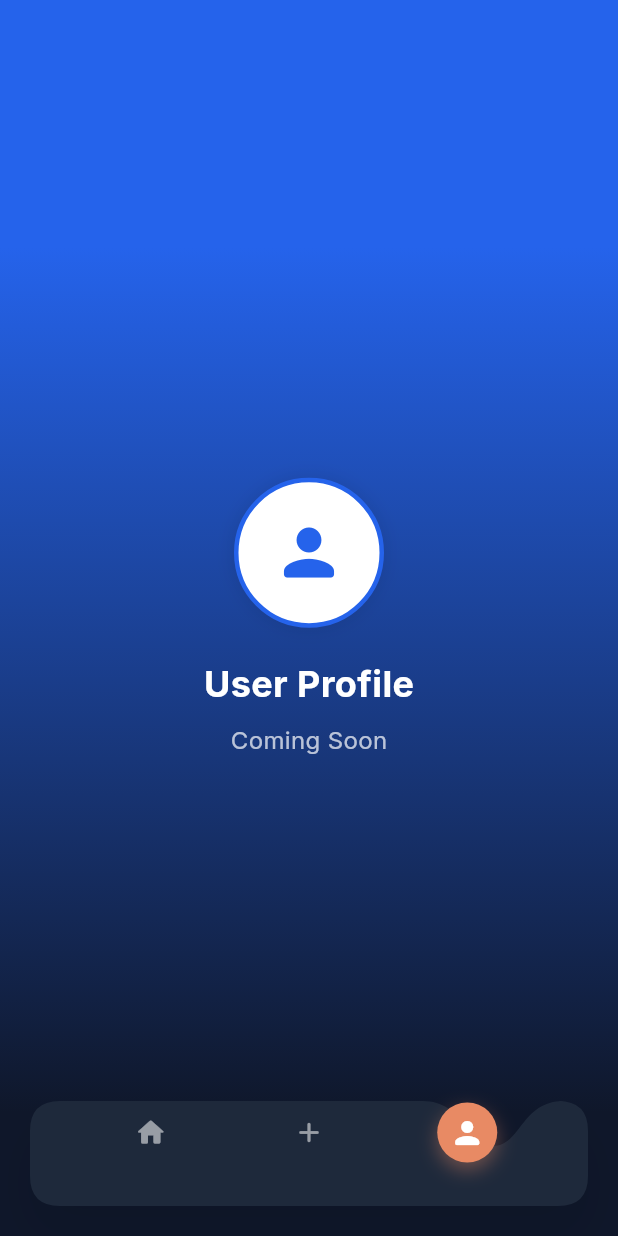
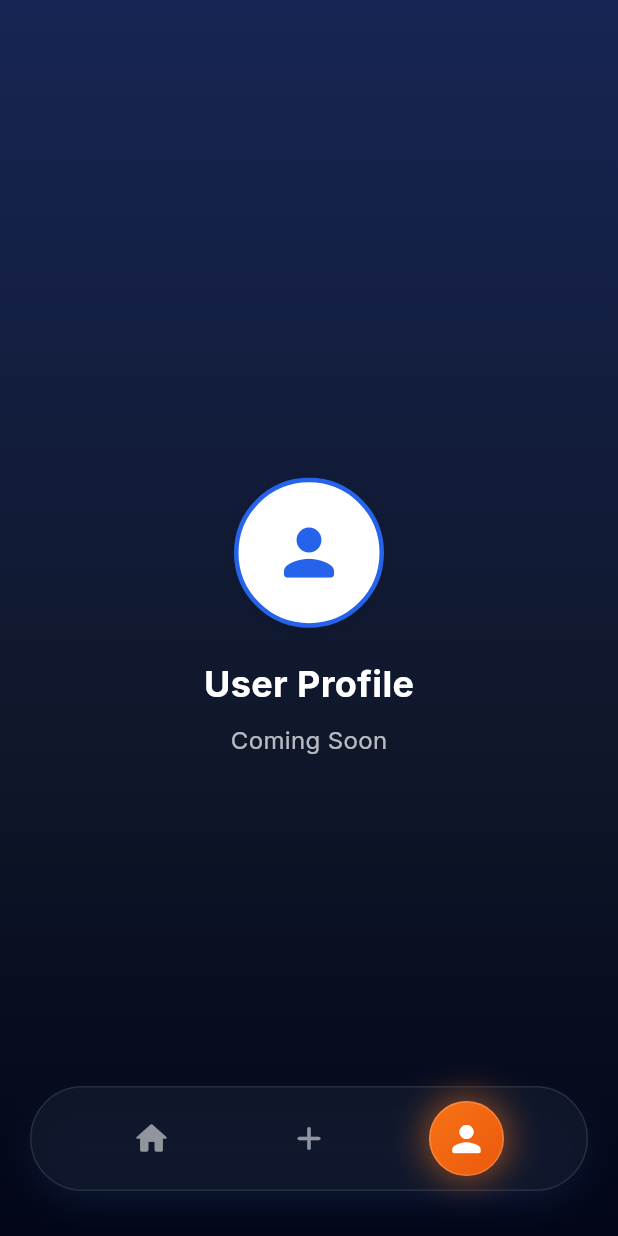
Before and after one commit to Sreejesh75/Construction_Helper-, a Flutter app: the MainScreen screen opened directly with empty values, item 3 of the bottom bar chosen, on a phone screen of 412 x 824 dp. Run offline on Flutter 3.47's test engine with Material 3 defaults, Android fonts, the light colour scheme and no system bars; our stand-ins replace dio, equatable, file_picker, flutter_bloc, google_fonts, lottie and 1 more; accounts and stored records are empty; network calls fail.

Commit message:
polished the ui

```diff
--- a/lib/features/home/presentation/main_screen.dart
+++ b/lib/features/home/presentation/main_screen.dart
@@ -51,8 +51,12 @@ class _MainScreenState extends State<MainScreen> {
           gradient: LinearGradient(
             begin: Alignment.topCenter,
             end: Alignment.bottomCenter,
-            colors: [AppColors.primary, AppColors.heading],
-            stops: const [0.2, 0.9],
+            colors: [
+              Color(0xFF172554), // Deep Blue (Blue 950)
+              Color(0xFF0F172A), // Slate 900
+              Color(0xFF020617), // Slate 950 (Black-ish)
+            ],
+            stops: const [0.0, 0.6, 1.0],
           ),
         ),
         child: pages[_currentIndex],
--- a/lib/features/home/presentation/widgets/custom_bottom_nav_bar.dart
+++ b/lib/features/home/presentation/widgets/custom_bottom_nav_bar.dart
@@ -14,162 +14,80 @@ class CustomAnimatedBottomBar extends StatelessWidget {
   Widget build(BuildContext context) {
     final Size size = MediaQuery.of(context).size;
     return Padding(
-      padding: const EdgeInsets.fromLTRB(20, 0, 20, 20),
-      child: SizedBox(
+      padding: const EdgeInsets.fromLTRB(20, 0, 20, 30),
+      child: Container(
+        height: 70,
         width: size.width,
-        height: 70, // Reduced height
-        child: Stack(
-          clipBehavior: Clip.none,
-          children: [
-            CustomPaint(
-              size: Size(size.width, 70), // Reduced height
-              painter: BNBCustomPainter(currentIndex: currentIndex),
+        decoration: BoxDecoration(
+          color: const Color(0xFF0F172A).withOpacity(0.85), // Darker glass base
+          borderRadius: BorderRadius.circular(35),
+          border: Border.all(color: Colors.white.withOpacity(0.1), width: 1),
+          boxShadow: [
+            BoxShadow(
+              color: const Color(0xFF3B82F6).withOpacity(0.15), // Blue glow
+              blurRadius: 20,
+              spreadRadius: -5,
+              offset: const Offset(0, 10),
             ),
-            Center(
-              heightFactor: 0.6,
-              child: SizedBox(
-                height: 70, // Match outer height
-                width: size.width,
+          ],
+        ),
         child: Row(
           mainAxisAlignment: MainAxisAlignment.spaceEvenly,
           children: [
-                    _buildNavItem(0, Icons.home_rounded),
-                    _buildNavItem(1, Icons.add_rounded),
-                    _buildNavItem(2, Icons.person_rounded),
-                  ],
-                ),
-              ),
-            ),
+            // Home Item (Index 0)
+            _buildIconItem(0, Icons.home_rounded),
+
+            // Add Project Item (Index 1) - Now Standard
+            _buildIconItem(1, Icons.add_rounded),
+
+            // Profile Item (Index 2)
+            _buildIconItem(2, Icons.person_rounded),
           ],
         ),
       ),
     );
   }
 
-  Widget _buildNavItem(int index, IconData icon) {
+  Widget _buildIconItem(int index, IconData icon) {
     final isSelected = currentIndex == index;
+
+    // Apply Glow to ANY selected item
+    if (isSelected) {
       return GestureDetector(
         onTap: () => onTap(index),
         child: Container(
           width: 50,
           height: 50,
-        alignment: Alignment.center,
-        child: AnimatedContainer(
-          duration: const Duration(milliseconds: 300),
-          curve: Curves.easeOut,
-          width: isSelected ? 40 : 25, // Slightly smaller
-          height: isSelected ? 40 : 25,
-          decoration: isSelected
-              ? BoxDecoration(
-                  color: const Color(0xFFE88A64), // Orange color from image
+          decoration: BoxDecoration(
             shape: BoxShape.circle,
+            gradient: const LinearGradient(
+              colors: [Color(0xFFF97316), Color(0xFFEA580C)], // Orange gradient
+              begin: Alignment.topLeft,
+              end: Alignment.bottomRight,
+            ),
             boxShadow: [
               BoxShadow(
-                      color: const Color(0xFFE88A64).withOpacity(0.4),
-                      blurRadius: 10,
-                      offset: const Offset(0, 5),
+                color: const Color(0xFFF97316).withOpacity(0.6),
+                blurRadius: 20,
+                spreadRadius: 2,
               ),
             ],
-                )
-              : null,
-          child: Icon(
-            icon,
-            color: isSelected
-                ? Colors.white
-                : Colors.white54, // Adapted for dark bg
-            size: isSelected ? 24 : 22,
+            border: Border.all(color: Colors.white.withOpacity(0.2), width: 1),
           ),
+          child: Icon(icon, color: Colors.white, size: 28),
         ),
+      );
+    }
+
+    return GestureDetector(
+      onTap: () => onTap(index),
+      child: Container(
+        width: 50,
+        height: 50,
+        color: Colors.transparent, // Hit test
+        alignment: Alignment.center,
+        child: Icon(icon, color: Colors.white54, size: 26),
       ),
     );
   }
 }
-
-class BNBCustomPainter extends CustomPainter {
-  final int currentIndex;
-
-  BNBCustomPainter({required this.currentIndex});
-
-  @override
-  void paint(Canvas canvas, Size size) {
-    Paint paint = Paint()
-      ..color =
-          const Color(0xFF1E293B) // Slate 800 - Dark theme
-      ..style = PaintingStyle.fill;
-
-    Path path = Path();
-
-    // With padding in the parent widget, 'size.width' is already the inner width (capsule width)
-
-    double loc = 0.5;
-    if (currentIndex == 0) loc = 0.17;
-    if (currentIndex == 1) loc = 0.5;
-    if (currentIndex == 2) loc = 0.83;
-
-    double x = size.width * loc;
-
-    // Capsule parameters - reduced radius for smaller height
-    double cornerRadius = 20.0;
-
-    // Start from top-left rounded corner
-    path.moveTo(0, cornerRadius);
-    path.quadraticBezierTo(0, 0, cornerRadius, 0);
-
-    double curveWidth = size.width * 0.20;
-    if (curveWidth > 80) curveWidth = 80;
-
-    // Line to the start of the cutout
-    path.lineTo(x - curveWidth / 2 - 10, 0);
-
-    // Smooth cutout curve
-    path.cubicTo(
-      x - curveWidth / 4,
-      0,
-      x - curveWidth / 4,
-      30, // Reduced Depth from 35 to 30
-      x,
-      30,
-    );
-
-    path.cubicTo(
-      x + curveWidth / 4,
-      30,
-      x + curveWidth / 4,
-      0,
-      x + curveWidth / 2 + 10,
-      0,
-    );
-
-    // Line to top-right corner
-    path.lineTo(size.width - cornerRadius, 0);
-    path.quadraticBezierTo(size.width, 0, size.width, cornerRadius);
-
-    // Right side down
-    path.lineTo(size.width, size.height - cornerRadius);
-    path.quadraticBezierTo(
-      size.width,
-      size.height,
-      size.width - cornerRadius,
-      size.height,
-    );
-
-    // Bottom side
-    path.lineTo(cornerRadius, size.height);
-    path.quadraticBezierTo(0, size.height, 0, size.height - cornerRadius);
-
-    path.close();
-
-    canvas.drawShadow(
-      path,
-      Colors.black.withOpacity(0.3),
-      10,
-      true,
-    ); // Slightly stronger shadow for dark on dark
-    canvas.drawPath(path, paint);
-  }
-
-  @override
-  bool shouldRepaint(covariant CustomPainter oldDelegate) {
-    return true;
-  }
-}
```
Also changed, not shown: lib/features/home/presentation/home_screen.dart (+6 -2 lines), lib/features/home/presentation/widgets/project_card.dart (+28 -13 lines). Lines whose indentation alone changed are shown as unchanged.
